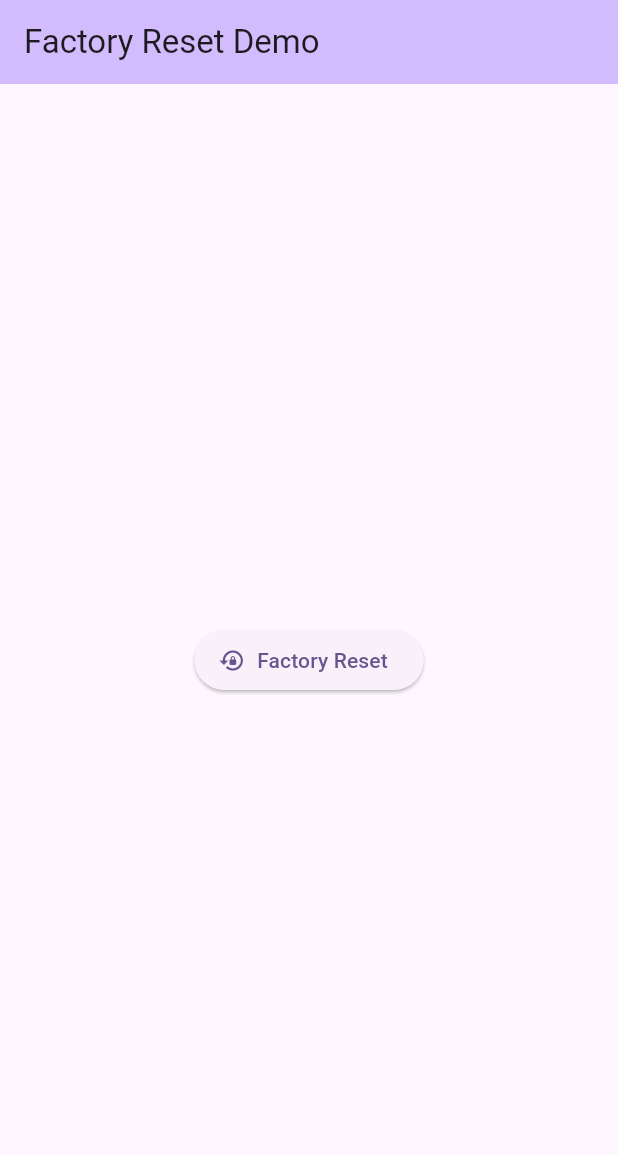
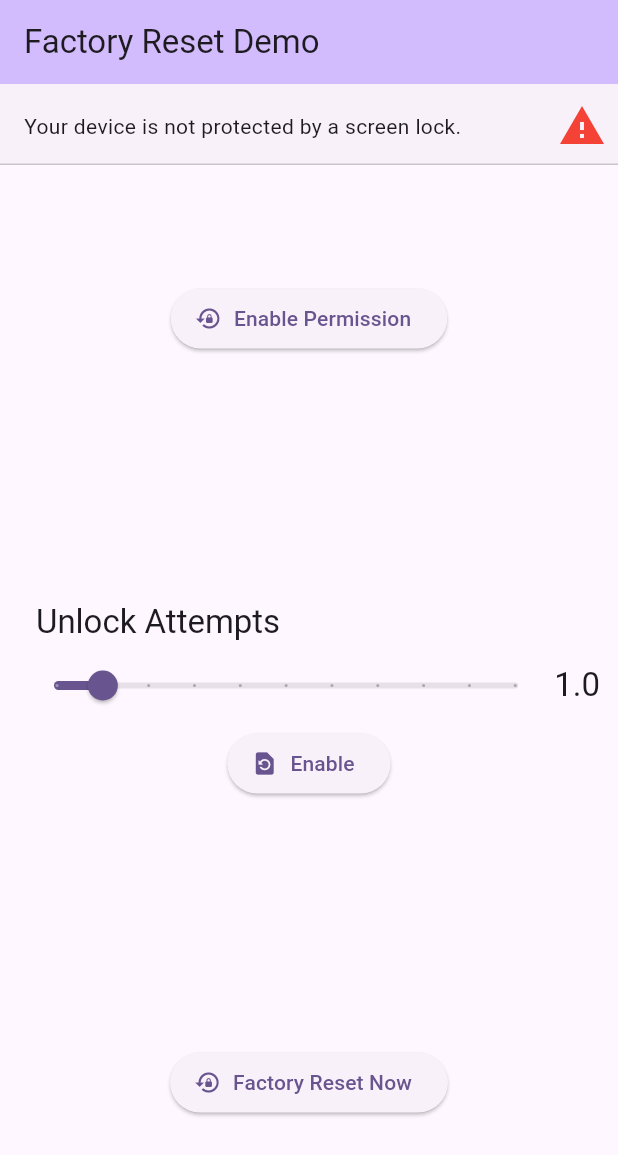
Before and after one commit to jeevareddy/factory_reset, a Flutter app: the screen it shows after launch, on a phone screen of 412 x 824 dp. Shown: the top 1155 px of the screen. Run offline on Flutter 3.47's test engine with Material 2 defaults, Android fonts, the phone set to English and light mode, and no system bars.

```diff
--- /dev/null
+++ b/lib/controller/method_channel_controller.dart
@@ -0,0 +1,25 @@
+import 'package:flutter/material.dart';
+import 'package:flutter/services.dart';
+
+enum AndroidMethodsMain {
+  reset,
+  enablePermission,
+  setMaxPasswordRetries,
+  getMaxPasswordRetries,
+  isDeviceSecured,
+}
+
+class CustomMethodChannelController {
+  static const channel = "com.example.factory_reset/main";
+
+  final _platform = const MethodChannel(channel);
+
+  dynamic invokeMethod(AndroidMethodsMain method, {Map? args}) async {
+    try {
+      return (await _platform.invokeMethod(method.name, args));
+    } on PlatformException catch (e) {
+      debugPrint("Platform Exception has occurred: '${e.message}'.");
+    }
+    return null;
+  }
+}
--- a/lib/views/home.dart
+++ b/lib/views/home.dart
@@ -1,5 +1,5 @@
+import 'package:factory_reset/controller/method_channel_controller.dart';
 import 'package:flutter/material.dart';
-import 'package:flutter/services.dart';
 
 class HomePage extends StatefulWidget {
   const HomePage({super.key, required this.title});
@@ -11,9 +11,48 @@ class HomePage extends StatefulWidget {
 }
 
 class _HomePageState extends State<HomePage> {
-  static const channel = "com.example.factory_reset/main";
+  double _maxRetries = 1;
+  bool _isDeviceSecured = true;
 
-  var platform = const MethodChannel(channel);
+  final _methodChannel = CustomMethodChannelController();
+
+  @override
+  void initState() {
+    super.initState();
+    fetchMaxPasswordRetries();
+    fetchDeviceStatus();
+  }
+
+  void fetchDeviceStatus() async {
+    final deviceStatus =
+        await _methodChannel.invokeMethod(AndroidMethodsMain.isDeviceSecured);
+
+    debugPrint("Device Security Status: $deviceStatus");
+
+    if (mounted && deviceStatus != null && deviceStatus is bool) {
+      setState(() => _isDeviceSecured = deviceStatus);
+    }
+  }
+
+  void fetchMaxPasswordRetries() async {
+    final currentMaxReties = await _methodChannel
+        .invokeMethod(AndroidMethodsMain.getMaxPasswordRetries);
+
+    debugPrint("Current Max Retries: $currentMaxReties");
+    final parsedValue = double.tryParse(currentMaxReties.toString());
+    if (mounted && parsedValue != null && parsedValue > 0.0) {
+      setState(() => _maxRetries = parsedValue);
+    }
+  }
+
+  void setMaxPasswordRetries() async {
+    final success = await _methodChannel.invokeMethod(
+        AndroidMethodsMain.setMaxPasswordRetries,
+        args: {'maxRetries': _maxRetries.toInt()});
+    if ( success ??  false) {
+      debugPrint("Max Password Retries has been set: $_maxRetries ");
+    }
+  }
 
   @override
   Widget build(BuildContext context) {
@@ -24,20 +63,85 @@ class _HomePageState extends State<HomePage> {
       ),
       body: Center(
         child: Column(
-          mainAxisAlignment: MainAxisAlignment.center,
-          children: <Widget>[
-            ElevatedButton.icon(
-              onPressed: () async {
-                try {
-                  print("Factory Reset pressed");
-                  await platform.invokeMethod('reset');
-                  print("Factory Reset done");
-                } on PlatformException catch (e) {
-                  print("Failed to reset: '${e.message}'.");
-                }
-              },
-              icon: const Icon(Icons.lock_reset),
-              label: const Text("Factory Reset"),
+          children: [
+            if (!_isDeviceSecured)
+              const MaterialBanner(
+                content: Text("Your device is not protected by a screen lock."),
+                actions: [
+                  Icon(
+                    Icons.warning,
+                    size: 32.0,
+                    color: Colors.red,
+                  )
+                ],
+              ),
+            Expanded(
+              child: Column(
+                mainAxisAlignment: MainAxisAlignment.spaceAround,
+                children: <Widget>[
+                  ElevatedButton.icon(
+                    onPressed: () async {
+                      final success = await _methodChannel
+                          .invokeMethod(AndroidMethodsMain.enablePermission);
+                      debugPrint("Admin Permission Status: $success");
+                    },
+                    icon: const Icon(Icons.lock_reset),
+                    label: const Text("Enable Permission"),
+                  ),
+                  Padding(
+                    padding: const EdgeInsets.all(8.0),
+                    child: Column(
+                       crossAxisAlignment: CrossAxisAlignment.start,
+                      children: [
+                        Padding(
+                          padding: const EdgeInsets.only(left:16.0),
+                          child: Text("Unlock Attempts",
+                              style: Theme.of(context).textTheme.titleLarge),
+                        ),
+                        Column(
+                          children: [
+                            Padding(
+                              padding: const EdgeInsets.all(4.0),
+                              child: Row(
+                                children: [
+                                  Expanded(
+                                    child: Slider(
+                                      value: _maxRetries,
+                                      min: 0,
+                                      max: 10,
+                                      divisions: 10,
+                                      onChanged: (val) => setState(() =>
+                                          _maxRetries = val.round() * 1.0),
+                                    ),
+                                  ),
+                                  Text(
+                                    "$_maxRetries",
+                                    style:
+                                        Theme.of(context).textTheme.titleLarge,
+                                  )
+                                ],
+                              ),
+                            ),
+                            ElevatedButton.icon(
+                              onPressed: setMaxPasswordRetries,
+                              icon: const Icon(Icons.restore_page),
+                              label: const Text("Enable"),
+                            ),
+                          ],
+                        ),
+                      ],
+                    ),
+                  ),
+                  ElevatedButton.icon(
+                    onPressed: () async {
+                      await _methodChannel
+                          .invokeMethod(AndroidMethodsMain.reset);
+                    },
+                    icon: const Icon(Icons.lock_reset),
+                    label: const Text("Factory Reset Now"),
+                  ),
+                ],
+              ),
             ),
           ],
         ),
```
Also changed, not shown: lib/main.dart (+1 -17 lines), 2 other files.
